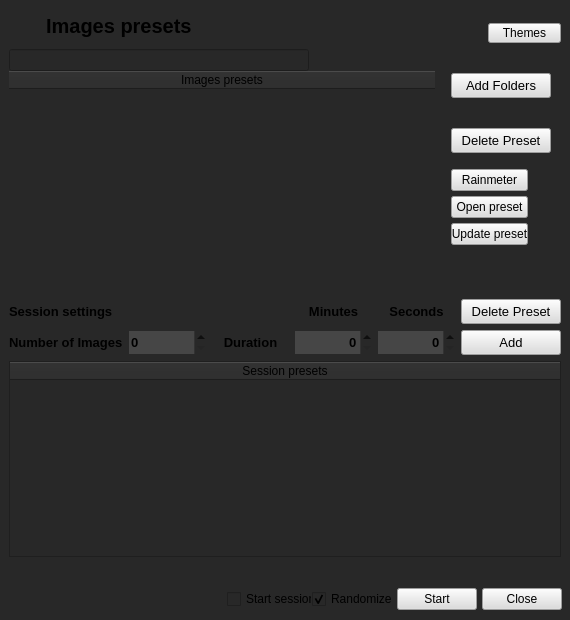
Before: the Qt Designer form ui/main_window.ui in Inkdecker/Inkdrawing, drawn with Qt 5.
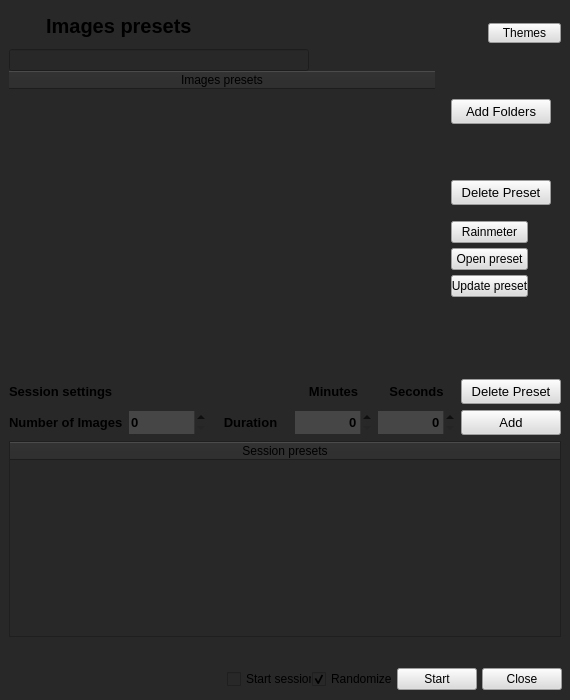
After: the same form once the commit is applied. Icons and pictures are not drawn.

What changed in the file:
```diff
--- a/ui/main_window.ui
+++ b/ui/main_window.ui
@@ -7,7 +7,7 @@
     <x>0</x>
     <y>0</y>
     <width>570</width>
-    <height>620</height>
+    <height>700</height>
    </rect>
   </property>
   <property name="sizePolicy">
@@ -19,13 +19,13 @@
   <property name="minimumSize">
    <size>
     <width>570</width>
-    <height>620</height>
+    <height>700</height>
    </size>
   </property>
   <property name="maximumSize">
    <size>
-    <width>570</width>
-    <height>620</height>
+    <width>605</width>
+    <height>731</height>
    </size>
   </property>
   <property name="palette">
@@ -972,13 +972,13 @@
           <property name="minimumSize">
            <size>
             <width>300</width>
-            <height>220</height>
+            <height>300</height>
            </size>
           </property>
           <property name="maximumSize">
            <size>
             <width>500</width>
-            <height>220</height>
+            <height>300</height>
            </size>
           </property>
           <property name="font">
```
